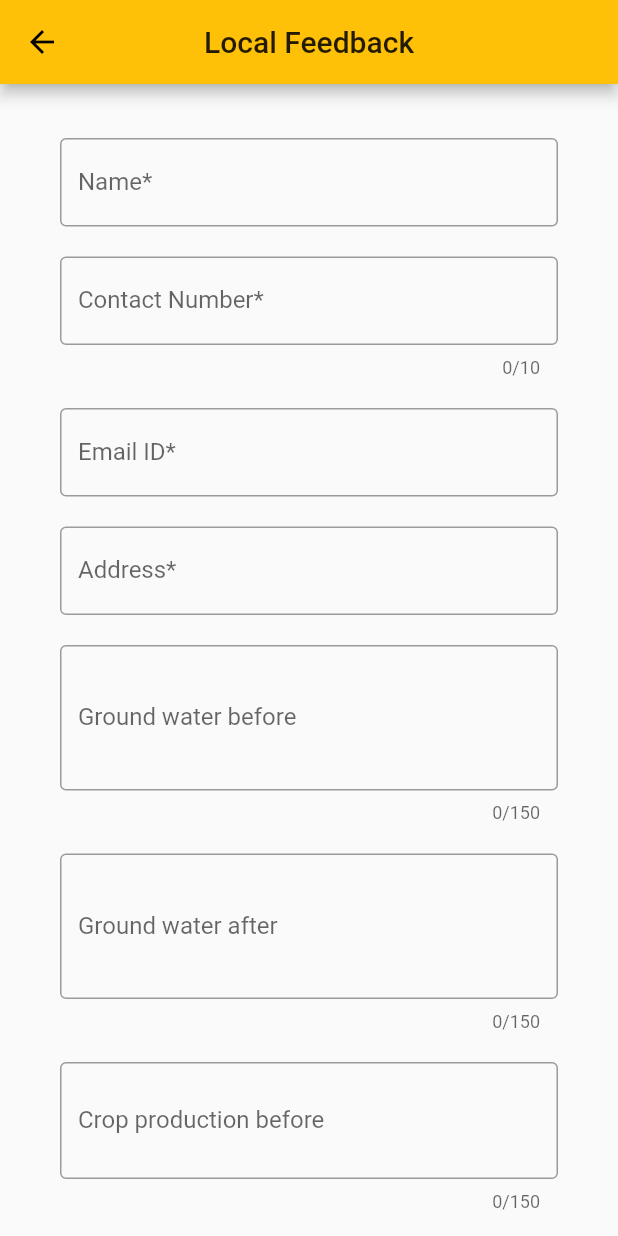
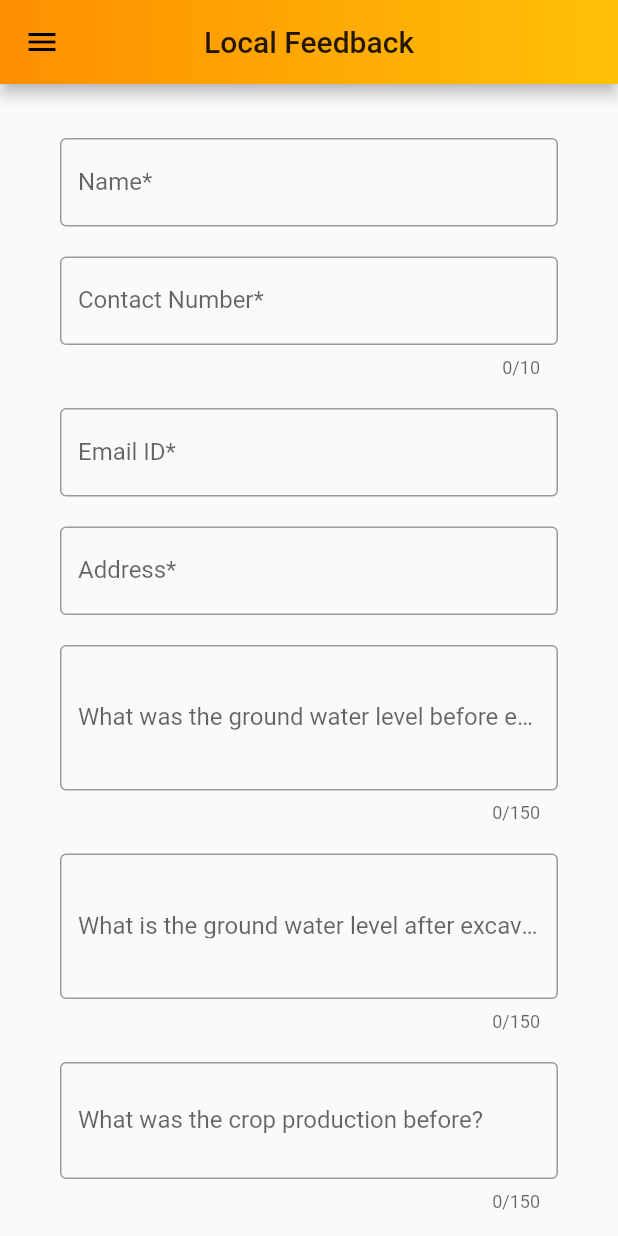
Before and after one commit to rushilshah23/AOL-Local-Feedback, a Flutter app: the screen it shows after launch, scrolled down 916 dp, after a tap on "Feedback", on a phone screen of 412 x 824 dp. Run offline on Flutter 3.47's test engine with Material 2 defaults, Android fonts, the phone set to English and light mode, and no system bars; our stand-ins replace firebase_database; accounts and stored records are empty.

Commit message:
team feedback

```diff
--- a/lib/feedback.dart
+++ b/lib/feedback.dart
@@ -1,4 +1,6 @@
 //added popup
+
+import 'package:AOL_localfeedback/widgets.dart';
 import 'package:firebase_database/firebase_database.dart';
 import 'package:flutter/material.dart';
 import 'package:flutter/services.dart';
@@ -40,6 +42,8 @@ class _LocalFeedbackState extends State<LocalFeedback> {
 
   final GlobalKey<FormState> _formKey = GlobalKey<FormState>();
 
+  bool feedback;
+
   @override
   void initState() {
     super.initState();
@@ -57,8 +61,8 @@ class _LocalFeedbackState extends State<LocalFeedback> {
       'address': _address.text,
       'feedback': _feedback.text,
       'suggestions': _suggestions.text,
-      'ground water before': _groundWater1.text,
-      'ground water after': _groundWater2.text,
+      'groundwater level before': _groundWater1.text,
+      'groundwater level after': _groundWater2.text,
       'crop production before': _crop1.text,
       'crop production after': _crop2.text,
       'timestamp': new DateFormat.yMd().add_jm().format(new DateTime.now()),
@@ -132,14 +136,14 @@ class _LocalFeedbackState extends State<LocalFeedback> {
               color: Colors.black,
               child: Text(
                 'OK',
-                style: TextStyle(color: Colors.white),
+                style: TextStyle(color: Colors.amber),
               ),
               onPressed: () {
                 Navigator.of(context).pop();
               },
             ),
           ],
-          backgroundColor: Colors.blue[400],
+          // backgroundColor: Colors.white[400],
           elevation: 58.0,
           // shape: CircleBorder(),
         );
@@ -219,9 +223,19 @@ class _LocalFeedbackState extends State<LocalFeedback> {
   Widget build(BuildContext context) {
     return Scaffold(
       appBar: AppBar(
+        flexibleSpace: Container(
+          decoration: BoxDecoration(
+            gradient: LinearGradient(
+              begin: Alignment.centerLeft,
+              end: Alignment.centerRight,
+              colors: [const Color(0xFFFF8F00), const Color(0xFFFFc107)],
+            ),
+          ),
+        ),
         title: Text("Local Feedback"),
         centerTitle: true,
       ),
+      drawer: myDrawer(context),
       body: Container(
         margin: EdgeInsets.fromLTRB(32, 8, 32, 8),
         child: Padding(
@@ -275,7 +289,8 @@ class _LocalFeedbackState extends State<LocalFeedback> {
                         height: 20,
                       ),
                       fields(
-                          decorationText: "Ground water before",
+                          decorationText:
+                              "What was the ground water level before excavation?",
                           controllername: _groundWater1,
                           // validateFunction: feedbackValidator,
                           maxlen: 150,
@@ -285,7 +300,8 @@ class _LocalFeedbackState extends State<LocalFeedback> {
                         height: 20,
                       ),
                       fields(
-                          decorationText: "Ground water after",
+                          decorationText:
+                              "What is the ground water level after excavation?",
                           controllername: _groundWater2,
                           // validateFunction: feedbackValidator,
                           maxlen: 150,
@@ -295,7 +311,8 @@ class _LocalFeedbackState extends State<LocalFeedback> {
                         height: 20,
                       ),
                       fields(
-                          decorationText: "Crop production before",
+                          decorationText:
+                              "What was the crop production before?",
                           controllername: _crop1,
                           // validateFunction: feedbackValidator,
                           maxlen: 150,
@@ -305,7 +322,7 @@ class _LocalFeedbackState extends State<LocalFeedback> {
                         height: 20,
                       ),
                       fields(
-                          decorationText: "Crop production after",
+                          decorationText: "What was the crop production after?",
                           controllername: _crop2,
                           // validateFunction: feedbackValidator,
                           maxlen: 150,
@@ -336,21 +353,7 @@ class _LocalFeedbackState extends State<LocalFeedback> {
                       ),
                       Builder(
                         builder: (BuildContext context) => Container(
-                          child: Container(
-                            decoration: BoxDecoration(
-                                gradient: LinearGradient(
-                                  begin: Alignment.centerLeft,
-                                  end: Alignment.centerRight,
-                                  colors: [
-                                    const Color(0xFFFF8F00),
-                                    const Color(0xFFFFc107)
-                                  ],
-                                ),
-                                borderRadius: BorderRadius.circular(12.0)),
-                            child: RaisedButton.icon(
-                                color: Colors.transparent,
-                                icon: Icon(Icons.comment),
-                                label: Text('Submit'),
+                          child: RaisedButton(
                             onPressed: () {
                               if (_formKey.currentState.validate()) {
                                 try {
@@ -372,22 +375,53 @@ class _LocalFeedbackState extends State<LocalFeedback> {
                                   // Scaffold.of(context).showSnackBar(SnackBar(
                                   //     content: Text("Feedback recorded")));
                                 } catch (error) {
-                                      Scaffold.of(context).showSnackBar(
-                                          SnackBar(
-                                              content: Text(
-                                                  "Something went wrong")));
+                                  Scaffold.of(context).showSnackBar(SnackBar(
+                                      content: Text("Something went wrong")));
                                   return 'OOPS there was an error!';
                                 }
                                 return null;
                               } else {
                                 Scaffold.of(context).showSnackBar(SnackBar(
-                                      content: Text(
-                                          "Please fill the details properly"),
+                                  content:
+                                      Text("Please fill the details properly"),
                                   duration: Duration(seconds: 1),
                                 ));
                                 return 'Enter the fields properly';
                               }
-                                }),
+                            },
+                            textColor: Colors.white,
+                            padding: const EdgeInsets.all(0.0),
+                            shape: RoundedRectangleBorder(
+                                borderRadius: BorderRadius.circular(30)),
+                            child: Container(
+                              decoration: const BoxDecoration(
+                                borderRadius:
+                                    BorderRadius.all(Radius.circular(30)),
+                                gradient: LinearGradient(
+                                  begin: Alignment.centerLeft,
+                                  end: Alignment.centerRight,
+                                  colors: <Color>[
+                                    Color(0xFFFF8F00),
+                                    const Color(0xFFFFc107)
+                                  ],
+                                ),
+                              ),
+                              padding:
+                                  const EdgeInsets.fromLTRB(20, 10, 20, 10),
+                              child: Row(
+                                mainAxisAlignment: MainAxisAlignment.center,
+                                children: <Widget>[
+                                  // Icon(),
+                                  SizedBox(
+                                    width: 10,
+                                  ),
+                                  Text(
+                                    'Submit',
+                                    style: TextStyle(fontSize: 20),
+                                  ),
+                                ],
+                              ),
+                            ),
                           ),
                         ),
                       )
--- a/lib/main.dart
+++ b/lib/main.dart
@@ -1,6 +1,7 @@
 import 'package:flutter/cupertino.dart';
 import 'package:flutter/material.dart';
 import './feedback.dart';
+import 'package:AOL_localfeedback/widgets.dart';
 
 void main() {
   runApp(MyApp());
@@ -22,20 +23,36 @@ class MyApp extends StatelessWidget {
 }
 
 class MyHomePage extends StatefulWidget {
-  MyHomePage({Key key, this.title}) : super(key: key);
-
   final String title;
+  // MyHomePage({Key key, this.title}) : super(key: key);
+  MyHomePage({this.title});
 
   @override
   _MyHomePageState createState() => _MyHomePageState();
 }
 
 class _MyHomePageState extends State<MyHomePage> {
+  void initState() {
+    super.initState();
+  }
+
   @override
   Widget build(BuildContext context) {
     return Scaffold(
       appBar: AppBar(
+        flexibleSpace: Container(
+          decoration: BoxDecoration(
+            gradient: LinearGradient(
+              begin: Alignment.centerLeft,
+              end: Alignment.centerRight,
+              colors: [const Color(0xFFFF8F00), const Color(0xFFFFc107)],
+            ),
+          ),
+        ),
         title: Text(widget.title),
+      ),
+      drawer: myDrawer(
+        context,
       ),
       body: Container(
         padding: EdgeInsets.all(8),
@@ -307,23 +324,40 @@ class _MyHomePageState extends State<MyHomePage> {
             SizedBox(
               height: 10,
             ),
-            Padding(
-              padding: const EdgeInsets.fromLTRB(5, 0, 5, 0),
-              child: RaisedButton.icon(
-                  shape: RoundedRectangleBorder(
-                    borderRadius: BorderRadius.circular(12.0),
+            RaisedButton(
+              onPressed: () {
+                Navigator.push(context,
+                    MaterialPageRoute(builder: (context) => LocalFeedback()));
+              },
+              textColor: Colors.white,
+              padding: const EdgeInsets.all(0.0),
+              shape: RoundedRectangleBorder(
+                  borderRadius: BorderRadius.circular(30)),
+              child: Container(
+                decoration: const BoxDecoration(
+                  borderRadius: BorderRadius.all(Radius.circular(30)),
+                  gradient: LinearGradient(
+                    begin: Alignment.centerLeft,
+                    end: Alignment.centerRight,
+                    colors: <Color>[Color(0xFFFF8F00), const Color(0xFFFFc107)],
                   ),
-                  elevation: 2,
-                  color: Colors.blue,
-                  onPressed: () {
-                    Navigator.push(
-                        context,
-                        MaterialPageRoute(
-                            builder: (context) => LocalFeedback()));
-                  },
-                  icon: Icon(Icons.feedback),
-                  label: Text('Feedback')),
-            )
+                ),
+                padding: const EdgeInsets.fromLTRB(20, 10, 20, 10),
+                child: Row(
+                  mainAxisAlignment: MainAxisAlignment.center,
+                  children: <Widget>[
+                    Icon(Icons.feedback),
+                    SizedBox(
+                      width: 10,
+                    ),
+                    Text(
+                      'Feedback',
+                      style: TextStyle(fontSize: 20),
+                    ),
+                  ],
+                ),
+              ),
+            ),
           ],
         ),
       ),
--- /dev/null
+++ b/lib/widgets.dart
@@ -0,0 +1,79 @@
+import 'package:AOL_localfeedback/feedback.dart';
+import 'package:AOL_localfeedback/main.dart';
+import 'package:flutter/material.dart';
+
+Drawer myDrawer(BuildContext context) {
+  return Drawer(
+    child: ListView(
+      padding: EdgeInsets.zero,
+      children: <Widget>[
+        DrawerHeader(
+          child: Column(
+            children: [
+              Text(
+                'WELCOME',
+                style: TextStyle(fontWeight: FontWeight.bold),
+              ),
+              SizedBox(
+                height: 20,
+              ),
+              Text(
+                'dummy@gmail.com',
+                style: TextStyle(fontWeight: FontWeight.normal),
+              ),
+            ],
+          ),
+          decoration: BoxDecoration(
+            gradient: LinearGradient(
+              begin: Alignment.centerLeft,
+              end: Alignment.centerRight,
+              colors: [const Color(0xFFFF8F00), const Color(0xFFFFc107)],
+            ),
+          ),
+        ),
+        ListTile(
+            title: Text('Home'),
+            onTap: () {
+              Navigator.pushReplacement(
+                  context,
+                  MaterialPageRoute(
+                      builder: (context) => MyHomePage(
+                            title: "Home Page",
+                          )));
+            }),
+        ListTile(
+          title: Text('Login'),
+          onTap: () {
+            Navigator.pop(context);
+          },
+        ),
+        ListTile(
+            title: Text('Project'),
+            onTap: () {
+              Navigator.pushReplacement(
+                  context,
+                  MaterialPageRoute(
+                      builder: (context) => MyHomePage(
+                            title: "Home Page",
+                          )));
+            }),
+        ListTile(
+          title: Text('Donation'),
+          onTap: () {
+            Navigator.pop(context);
+          },
+        ),
+        ListTile(
+            title: Text('Feedback'),
+            onTap: () {
+              Navigator.pushReplacement(context,
+                  MaterialPageRoute(builder: (context) => LocalFeedback()));
+            }
+
+            // Navigator.pop(context);
+
+            ),
+      ],
+    ),
+  );
+}
--- a/pubspec.yaml
+++ b/pubspec.yaml
@@ -29,6 +29,7 @@ dependencies:
   time_formatter: ^1.0.0+5
   intl: ^0.16.1
   google_maps_flutter: ^0.5.30
+  font_awesome_flutter: ^8.8.1
 
 
 
```
Also changed, not shown: pubspec.lock. Lines whose indentation alone changed are shown as unchanged.
